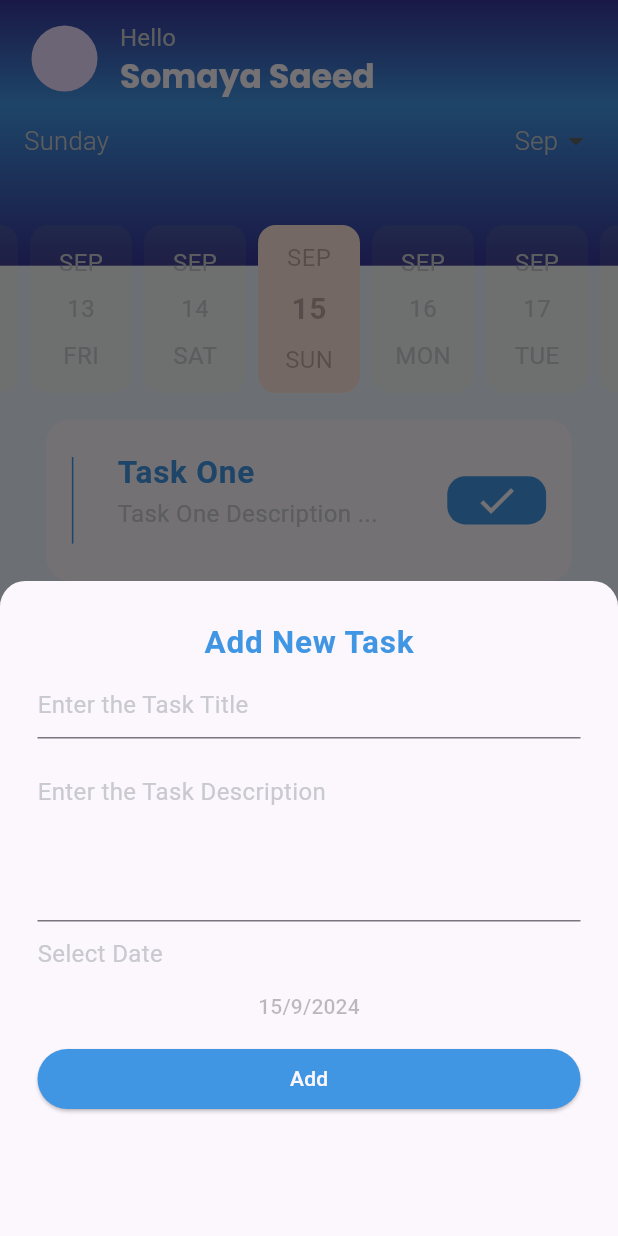
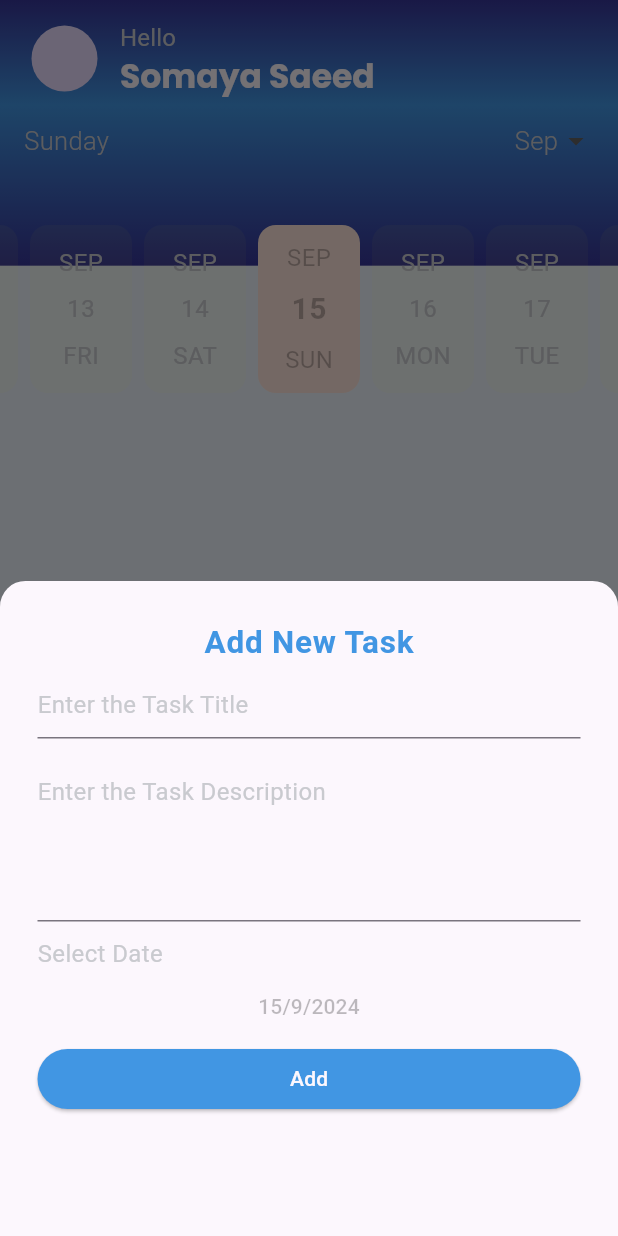
Before and after one commit to somayaSaeed/To-Do-App, a Flutter app: the screen it shows after launch, after a tap on the "add" icon, on a phone screen of 412 x 824 dp. Run offline on Flutter 3.47's test engine with Material 3 defaults, Android fonts, the phone set to English and light mode, and no system bars; drawn by our look-alikes of easy_date_timeline; our stand-ins replace cloud_firestore, firebase_core, google_fonts; accounts and stored records are empty.

Commit message:
Add Task.

```diff
--- a/lib/Core/Local/firebase_utlis.dart
+++ b/lib/Core/Local/firebase_utlis.dart
@@ -3,7 +3,7 @@ import 'package:cloud_firestore/cloud_firestore.dart';
 import '../Model/task_model.dart';
 
 class FirebaseUtils{
-  static CollectionReference<Task> getTaskesCollection(){
+  static CollectionReference<Task> getTasksCollection(){
     return
       FirebaseFirestore.instance.collection(Task.collectionName).
       withConverter<Task>(
@@ -12,7 +12,7 @@ class FirebaseUtils{
   }
 
   static Future<void> addTaskToFireStore(Task task){
-    var taskCollection = getTaskesCollection(); /// collection
+    var taskCollection = getTasksCollection(); /// collection
     DocumentReference<Task> taskDocRef = taskCollection.doc(); /// document
     task.id = taskDocRef.id;
     return taskDocRef.set(task);
--- /dev/null
+++ b/lib/Core/Provider/list provider.dart
@@ -0,0 +1,22 @@
+import 'package:cloud_firestore/cloud_firestore.dart';
+import 'package:flutter/cupertino.dart';
+
+import '../Local/firebase_utlis.dart';
+import '../Model/task_model.dart';
+
+class ListProvider extends ChangeNotifier{
+  List<Task> tasksList = [];
+
+  void getAllTasksFromFireStore() async {
+    QuerySnapshot<Task> querySnapshots =
+    await FirebaseUtils.getTasksCollection().get();
+    tasksList = querySnapshots.docs.map((doc) {
+      return doc.data();
+    }).toList();
+    notifyListeners();
+  }
+
+
+
+
+}
--- a/lib/UI/Board/Board Screen.dart
+++ b/lib/UI/Board/Board Screen.dart
@@ -20,7 +20,7 @@ class _SplashScreenState extends State<SplashScreen>
     SystemChrome.setEnabledSystemUIMode(SystemUiMode.immersive);
     Future.delayed(const Duration(seconds: 4), () {
       Navigator.of(context).pushReplacement(
-          MaterialPageRoute(builder: (_) => const HomeScreen()));
+          MaterialPageRoute(builder: (_) =>  HomeScreen()));
     });
   }
 
--- a/lib/UI/Home/Setting Tab/settings_tab.dart
+++ b/lib/UI/Home/Setting Tab/settings_tab.dart
@@ -1,6 +1,5 @@
 import 'package:flutter/cupertino.dart';
 
-import '../../../Utils/Color Resources/Color_Resources.dart';
 
 class SettingsTab extends StatelessWidget {
   const SettingsTab({super.key});
@@ -14,8 +13,8 @@ class SettingsTab extends StatelessWidget {
         Stack(
           children: [
             Container(
-              decoration: BoxDecoration(
-                gradient: const LinearGradient(
+              decoration: const BoxDecoration(
+                gradient: LinearGradient(
                     begin: Alignment.topCenter,
                     end: Alignment.bottomCenter,
                     colors: <Color>[Color(0xFF4196E3), Color(0xFF373598)]),
--- a/lib/UI/Home/Setting/settings_tab.dart
+++ b/lib/UI/Home/Setting/settings_tab.dart
@@ -16,10 +16,11 @@ class SettingsTab extends StatelessWidget {
             Container(
               color: ColorResources.primaryLightColor,
               height: height * 0.11,
+
             )
           ],
         )
       ],
-    );;
+    );
   }
 }
--- a/lib/UI/Home/Task List Tab/AddTaskBottomSheet.dart
+++ b/lib/UI/Home/Task List Tab/AddTaskBottomSheet.dart
@@ -1,25 +1,30 @@
 import 'package:flutter/material.dart';
+import 'package:provider/provider.dart';
 import 'package:to_do_app/Core/Local/firebase_utlis.dart';
 import 'package:to_do_app/Core/Model/task_model.dart';
+import 'package:to_do_app/Core/Provider/list%20provider.dart';
 import 'package:to_do_app/Utils/Color%20Resources/Color_Resources.dart';
 
 class AddTaskBottomSheet extends StatefulWidget {
-  AddTaskBottomSheet({super.key});
+  const AddTaskBottomSheet({super.key});
 
   @override
   State<AddTaskBottomSheet> createState() => _AddTaskBottomSheetState();
+
 }
 
 class _AddTaskBottomSheetState extends State<AddTaskBottomSheet> {
   var formKey = GlobalKey<FormState>();
   var selectedDate = DateTime.now();
+  late ListProvider listProvider;
   String title = '';
   String description = '';
   @override
   Widget build(BuildContext context) {
+    listProvider =Provider.of<ListProvider>(context);
     double height = MediaQuery.of(context).size.height;
 
-    return Container(
+    return SizedBox(
       width: double.infinity,
       height: height * 0.53,
       child: Padding(
@@ -46,7 +51,7 @@ class _AddTaskBottomSheetState extends State<AddTaskBottomSheet> {
                           hintText: 'Enter the Task Title',
                           hintStyle: Theme.of(context).textTheme.bodyMedium),
                     ),
-                    SizedBox(
+                    const SizedBox(
                       height: 10,
                     ),
                     TextFormField(
@@ -64,10 +69,10 @@ class _AddTaskBottomSheetState extends State<AddTaskBottomSheet> {
                       },
                       maxLines: 3,
                     ),
-                    SizedBox(
+                    const SizedBox(
                       height: 10,
                     ),
-                    Text(
+                    const Text(
                       'Select Date',
                     ),
                     TextButton(
@@ -106,9 +111,10 @@ class _AddTaskBottomSheetState extends State<AddTaskBottomSheet> {
           dateTime: selectedDate,
           isDone: true
       );
-      FirebaseUtils.addTaskToFireStore(task).timeout(Duration(seconds: 1),
+      FirebaseUtils.addTaskToFireStore(task).timeout(const Duration(seconds: 1),
       onTimeout: (){
-        print('Task added suss');
+        print('add task');
+        // listProvider.getAllTasksFromFireStore();
         Navigator.pop(context);
       });
     }
@@ -119,8 +125,10 @@ class _AddTaskBottomSheetState extends State<AddTaskBottomSheet> {
         context: context,
         initialDate: DateTime.now(),
         firstDate: DateTime.now(),
-        lastDate: DateTime.now().add(Duration(days: 365)));
+        lastDate: DateTime.now().add(const Duration(days: 365)));
     selectedDate = chosenDate ?? selectedDate;
-    setState(() {});
+    setState(() {
+
+    });
   }
 }
--- a/lib/UI/Home/Task List Tab/Task List Item.dart
+++ b/lib/UI/Home/Task List Tab/Task List Item.dart
@@ -1,8 +1,11 @@
 import 'package:flutter/material.dart';
 import 'package:to_do_app/Utils/Color%20Resources/Color_Resources.dart';
 
+import '../../../Core/Model/task_model.dart';
+
 class TaskListItem extends StatelessWidget {
-  const TaskListItem({super.key});
+   Task task ;
+   TaskListItem({super.key, required this.task});
 
   @override
   Widget build(BuildContext context) {
@@ -12,7 +15,7 @@ class TaskListItem extends StatelessWidget {
     return Column(
       children: [
         Container(
-          margin: EdgeInsets.only(top: 10.0, bottom: 10 , ),
+          margin: const EdgeInsets.only(top: 10.0, bottom: 10 , ),
           height: height * 0.13,
           width: width * 0.85,
           decoration: BoxDecoration(
@@ -22,7 +25,7 @@ class TaskListItem extends StatelessWidget {
             mainAxisAlignment: MainAxisAlignment.spaceBetween,
             children: [
               Container(
-                margin: EdgeInsets.only(left: 17),
+                margin: const EdgeInsets.only(left: 17),
                 color: ColorResources.babyBlue,
                 height: height * 0.07,
                 width: width * 0.0025,
@@ -36,11 +39,11 @@ class TaskListItem extends StatelessWidget {
                   crossAxisAlignment: CrossAxisAlignment.start,
                   children: [
                     Text(
-                      'Task One',
+                      task.title,
                       style: Theme.of(context).textTheme.bodyLarge,
                     ),
                     Text(
-                      'Task One Description ...',
+                      task.description,
                       style: Theme.of(context).textTheme.bodyMedium,
                       maxLines: 2,
 
--- a/lib/UI/Home/Task List Tab/Task List tab.dart
+++ b/lib/UI/Home/Task List Tab/Task List tab.dart
@@ -1,16 +1,29 @@
 import 'package:flutter/cupertino.dart';
 import 'package:flutter/material.dart';
-
+import 'package:provider/provider.dart';
+import 'package:to_do_app/Core/Provider/list%20provider.dart';
 import '../../../Utils/Color Resources/Color_Resources.dart';
 import 'Calender.dart';
 import 'Task List Item.dart';
 
-class TaskListTab extends StatelessWidget {
+class TaskListTab extends StatefulWidget {
   const TaskListTab({super.key});
 
   @override
+  State<TaskListTab> createState() => _TaskListTabState();
+}
+
+
+
+class _TaskListTabState extends State<TaskListTab> {
+
+  @override
   Widget build(BuildContext context) {
+    var listProvider = Provider.of<ListProvider>(context);
     double height = MediaQuery.of(context).size.height;
+    if(listProvider.tasksList.isEmpty){
+      listProvider.getAllTasksFromFireStore();
+    }
 
     return Column(
       children: [
@@ -21,20 +34,30 @@ class TaskListTab extends StatelessWidget {
                 gradient: LinearGradient(
                     begin: Alignment.topCenter,
                     end: Alignment.bottomCenter,
-                    colors: <Color>[ColorResources.babyBlue, ColorResources.primaryLightColor]),
+                    colors: <Color>[
+                      ColorResources.babyBlue,
+                      ColorResources.primaryLightColor
+                    ]),
               ),
               // color: ColorResources.primaryLightColor,
               height: height * 0.13,
             ),
-            Calender(),
+            const Calender(),
           ],
         ),
         Expanded(
-          child: ListView.builder(itemBuilder: (context, index) {
-            return TaskListItem();
-          }),
+          child: ListView.builder(
+            itemBuilder: (context, index) {
+              return TaskListItem(
+                task: listProvider.tasksList[index],
+              );
+            },
+            itemCount: listProvider.tasksList.length,
+          ),
         )
       ],
     );
   }
+
+
 }
--- a/lib/UI/Home/home_Screen.dart
+++ b/lib/UI/Home/home_Screen.dart
@@ -6,7 +6,7 @@ import 'Task List Tab/Task List tab.dart';
 
 class HomeScreen extends StatefulWidget {
   static const String routName = 'home_screen';
-  const HomeScreen({super.key});
+   HomeScreen({super.key});
 
   @override
   State<HomeScreen> createState() => _HomeScreenState();
@@ -26,12 +26,12 @@ class _HomeScreenState extends State<HomeScreen> {
             padding: const EdgeInsets.only(top: 8.0 , left: 5.0),
             child: Row(
               children: [
-                CircleAvatar(
+                const CircleAvatar(
                   radius: 22.0,
                   backgroundImage: AssetImage(
                     'assets/image/sura.png',
                   ),),
-                SizedBox(width: 15,),
+                const SizedBox(width: 15,),
 
                 Column(
                   crossAxisAlignment: CrossAxisAlignment.start,
@@ -78,7 +78,7 @@ class _HomeScreenState extends State<HomeScreen> {
           height: height * .08,
           shape: const CircularNotchedRectangle(),
           notchMargin: 10,
-          padding: EdgeInsets.all(0),
+          padding: const EdgeInsets.all(0),
           child: BottomNavigationBar(
             currentIndex: selectedIndex,
             onTap: (index) {
@@ -98,14 +98,14 @@ class _HomeScreenState extends State<HomeScreen> {
             ],
           ),
         ),
-        body: selectedIndex==0 ? TaskListTab() : SettingsTab()
+        body: selectedIndex==0 ?  TaskListTab() :  SettingsTab()
 
     );
   }
   void addTaskBottomSheet() {
     showModalBottomSheet(
         context: context,
-        builder: (context) => AddTaskBottomSheet()
+        builder: (context) => const AddTaskBottomSheet()
     );
   }
 
--- a/lib/Utils/Color Resources/Color_Resources.dart
+++ b/lib/Utils/Color Resources/Color_Resources.dart
@@ -3,7 +3,7 @@ import 'package:flutter/material.dart';
 class ColorResources {
   static Color get primaryLightColor => const Color(0xFF373598);
 
-  static Color get transparent => const Color(0xFFFFF59);
+  static Color get transparent => const Color(0x0fffff59);
 
   static Color get babyOrange => const Color(0xFFFDE3DA);
 
@@ -15,7 +15,7 @@ class ColorResources {
 
   static Color get blackText => const Color(0xD7363636);
 
-  static Color get darkBlueText => const Color(0xFF363636D7);
+  static Color get darkBlueText => const Color(0xff363636d7);
 
   static Color get red => const Color(0xFFEC4B4B);
 
--- a/lib/main.dart
+++ b/lib/main.dart
@@ -2,14 +2,17 @@ import 'dart:io';
 import 'package:cloud_firestore/cloud_firestore.dart';
 import 'package:firebase_core/firebase_core.dart';
 import 'package:flutter/material.dart';
+import 'package:to_do_app/Core/Provider/list%20provider.dart';
 import 'UI/Home/home_Screen.dart';
 import 'Utils/Theme/Theme.dart';
+import 'package:provider/provider.dart';
+
 
 void main()async{
   WidgetsFlutterBinding.ensureInitialized();
   Platform.isAndroid ?
   await Firebase.initializeApp(
-    options: const FirebaseOptions(
+    options:  FirebaseOptions(
         apiKey: 'AIzaSyA1IXO_sjLH_Gy5BH0VI8TEspLA0x-1S8o',
         appId: 'com.example.to_do_app',
         messagingSenderId: '494923511027',
@@ -20,7 +23,9 @@ void main()async{
   :
   await Firebase.initializeApp();
   await FirebaseFirestore.instance.disableNetwork();
-  runApp(const ToDoApp());
+  runApp(ChangeNotifierProvider(
+    create:(context) => ListProvider(),
+      child: ToDoApp()));
 }
 class ToDoApp extends StatelessWidget {
   const ToDoApp({super.key});
@@ -33,7 +38,7 @@ class ToDoApp extends StatelessWidget {
       theme: MyThemeData.lightMode,
 
       routes: {
-        HomeScreen.routName : (context) => const HomeScreen(),
+        HomeScreen.routName : (context) =>  HomeScreen(),
 
 
       },
--- a/pubspec.yaml
+++ b/pubspec.yaml
@@ -39,6 +39,7 @@ dependencies:
   easy_date_timeline: ^1.1.3
   firebase_core: ^2.24.2
   cloud_firestore: ^4.14.0
+  provider: ^6.1.2
 
 dev_dependencies:
   flutter_test:
```
Also changed, not shown: pubspec.lock, 1 other file.
